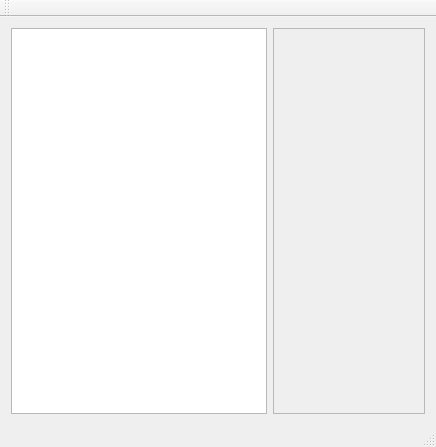
Above: mainwindow.ui from elitecoding/innolabtec-system-control before the change. Below: the same form after it.
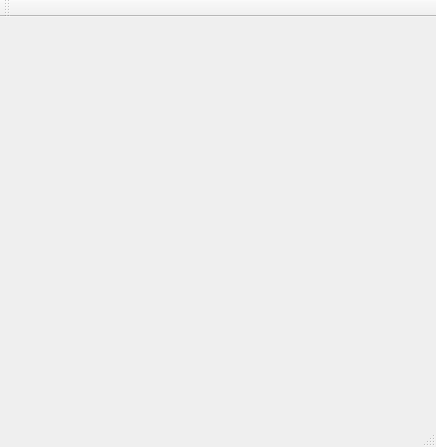
That is the form after the change.

```diff
--- a/mainwindow.ui
+++ b/mainwindow.ui
@@ -20,48 +20,6 @@
       <property name="sizeConstraint">
        <enum>QLayout::SetDefaultConstraint</enum>
       </property>
-      <item>
-       <widget class="QListView" name="listView">
-        <property name="sizePolicy">
-         <sizepolicy hsizetype="Fixed" vsizetype="Expanding">
-          <horstretch>0</horstretch>
-          <verstretch>0</verstretch>
-         </sizepolicy>
-        </property>
-        <property name="minimumSize">
-         <size>
-          <width>10</width>
-          <height>0</height>
-         </size>
-        </property>
-        <property name="resizeMode">
-         <enum>QListView::Fixed</enum>
-        </property>
-       </widget>
-      </item>
-      <item>
-       <widget class="QFrame" name="frame">
-        <property name="sizePolicy">
-         <sizepolicy hsizetype="Preferred" vsizetype="Preferred">
-          <horstretch>0</horstretch>
-          <verstretch>0</verstretch>
-         </sizepolicy>
-        </property>
-        <property name="minimumSize">
-         <size>
-          <width>100</width>
-          <height>100</height>
-         </size>
-        </property>
-        <property name="frameShape">
-         <enum>QFrame::StyledPanel</enum>
-        </property>
-        <property name="frameShadow">
-         <enum>QFrame::Raised</enum>
-        </property>
-        <zorder>listView</zorder>
-       </widget>
-      </item>
      </layout>
     </item>
    </layout>
```
